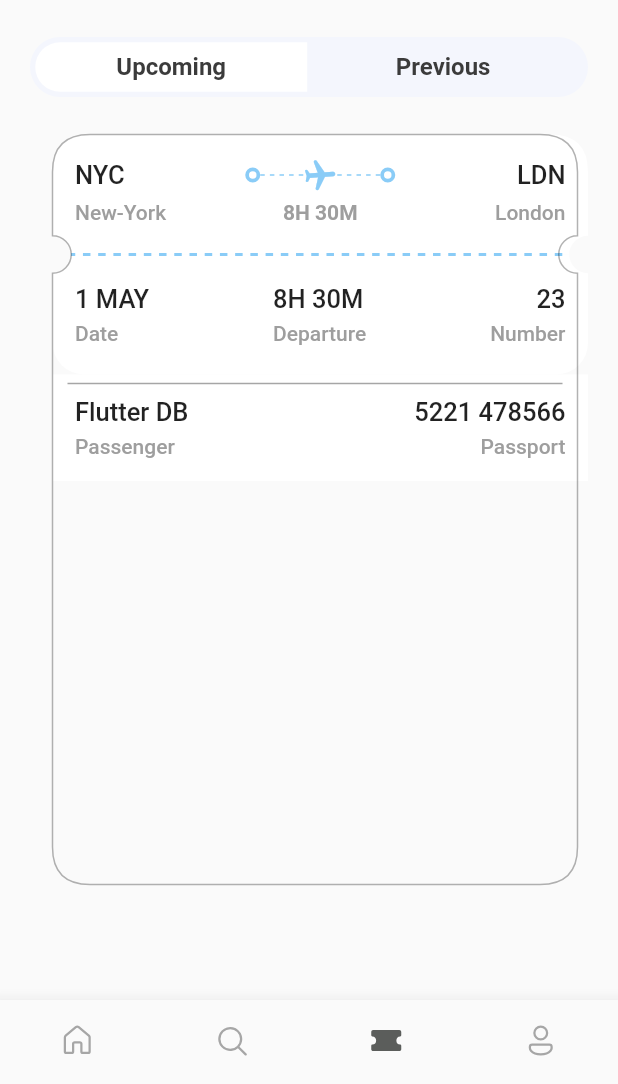
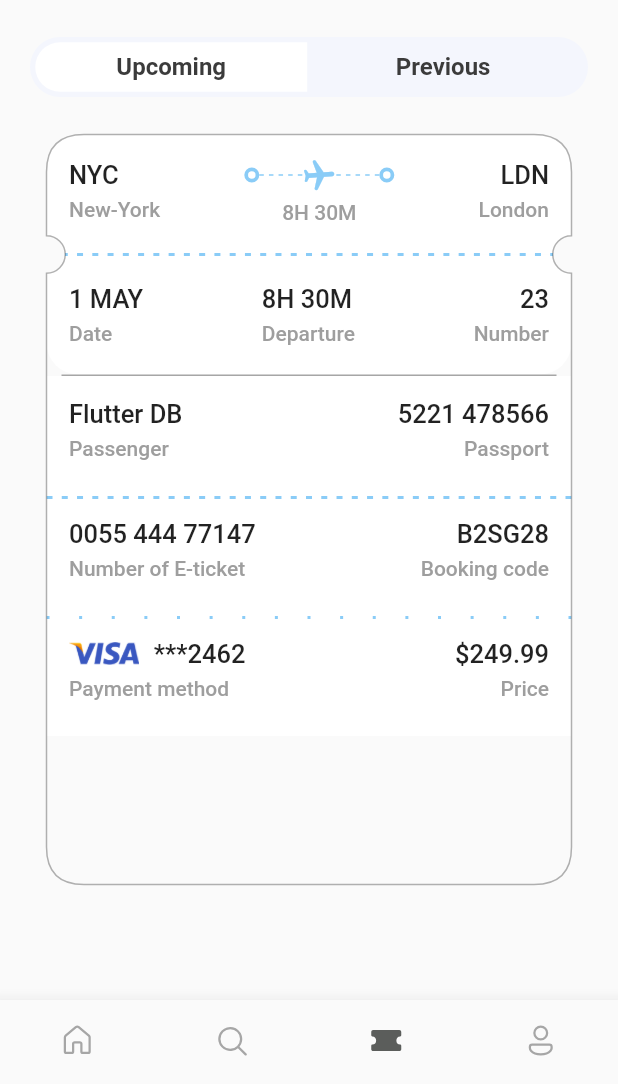
Before and after one commit to sksbkt/booktickets, a Flutter app: the screen it shows after launch, item 3 of the bottom bar chosen, on a phone screen of 412 x 824 dp, the part 152-1236 px from its top. Run offline on Flutter 3.47's test engine with Material 2 defaults, Android fonts, the phone set to English and light mode, and no system bars; our stand-ins replace fluentui_icons, gap.

Commit message:
TODO: ticket_view_widget.dart *still WIP, currently looking for an optimal way to reuse this widget for ticket_view_widget.dart UI fixes: *padding issue with ticket_screen.dart must be fixed now *heights issues with ticket_view_widget.dart while isColored = false must fixed now *ticket_screen.dart ticket_view_widget.dart must be perfectly centered on horizontal axis now
known issues:
*home screen is showing extra ticket parts which supposed to be not visible in this screen
*reusable widgets must be tweaked for performance fixes

```diff
--- a/lib/screens/ticket_screen.dart
+++ b/lib/screens/ticket_screen.dart
@@ -26,7 +26,7 @@ class TicketScreen extends StatelessWidget {
             TicketTabs(tab1Text: AppConstats.UPCOMING_TEXT, tab2Text: AppConstats.PREVIOUS_TEXT),
             Gap(Dimensions.getHeightRatio(25)),
             Container(
-              padding: EdgeInsets.only(left: Dimensions.width15),
+              // padding: EdgeInsets.only(left: Dimensions.width15),
               child: TicketView(
                 ticket: ticketList[0],
                 isColored: false,
--- /dev/null
+++ b/lib/utilities/helpers.dart
@@ -0,0 +1,39 @@
+import 'package:flutter/material.dart';
+import 'package:flutter/rendering.dart';
+
+typedef OnWidgetSizeChange = void Function(Size size);
+
+class MeasureSizeRenderObject extends RenderProxyBox {
+  Size? oldSize;
+  final OnWidgetSizeChange onChange;
+
+  MeasureSizeRenderObject(this.onChange);
+
+  @override
+  void performLayout() {
+    super.performLayout();
+
+    Size newSize = child!.size;
+    if (oldSize == newSize) return;
+
+    oldSize = newSize;
+    WidgetsBinding.instance.addPostFrameCallback((_) {
+      onChange(newSize);
+    });
+  }
+}
+
+class MeasureSize extends SingleChildRenderObjectWidget {
+  final OnWidgetSizeChange onChange;
+
+  const MeasureSize({
+    Key? key,
+    required this.onChange,
+    required Widget child,
+  }) : super(key: key, child: child);
+
+  @override
+  RenderObject createRenderObject(BuildContext context) {
+    return MeasureSizeRenderObject(onChange);
+  }
+}
--- a/lib/widgets/column_layout.dart
+++ b/lib/widgets/column_layout_widget.dart
@@ -3,29 +3,41 @@ import 'package:gap/gap.dart';
 
 import '../theme/app_themes.dart';
 import '../utilities/dimensions.dart';
+import '../utilities/helpers.dart';
+
+typedef CalculatedSize = void Function(Size size);
 
 class AppColumnLayout extends StatelessWidget {
-  final String firstText;
+  final String? firstText;
   final String SecondText;
   final CrossAxisAlignment crossAxisAlignment;
   final bool isColored;
+  final Widget? firstWidget;
+  final CalculatedSize? getSize;
 
   const AppColumnLayout(
       {Key? key,
-      required this.firstText,
+      this.getSize,
+      this.firstText,
       required this.SecondText,
       this.crossAxisAlignment = CrossAxisAlignment.start,
-      this.isColored = true})
+      this.isColored = true,
+      this.firstWidget})
       : super(key: key);
 
   @override
   Widget build(BuildContext context) {
     return Column(
+      // mainAxisAlignment: MainAxisAlignment.spaceBetween,
       crossAxisAlignment: crossAxisAlignment,
       children: [
-        Text(
-          firstText,
-          style: isColored ? AppThemes.headLineStyle3.copyWith(color: Colors.white) : AppThemes.headLineStyle3,
+        MeasureSize(
+          onChange: getSize ?? (size) {},
+          child: firstWidget ??
+              Text(
+                firstText ?? '',
+                style: isColored ? AppThemes.headLineStyle3.copyWith(color: Colors.white) : AppThemes.headLineStyle3,
+              ),
         ),
         Gap(Dimensions.getHeightRatio(5)),
         Text(
--- /dev/null
+++ b/lib/widgets/layout_builder_widget.dart
@@ -0,0 +1,46 @@
+import 'package:flutter/material.dart';
+
+import '../theme/app_themes.dart';
+import '../utilities/dimensions.dart';
+
+class AppLayoutBuilder extends StatelessWidget {
+  ///Cant be lower than 5 or you may get an error
+  final int density;
+  final bool isColored;
+  final double dotThickness;
+  final double dotWidth;
+
+  ///@top value for the @Positioned widget
+  final double top;
+
+  const AppLayoutBuilder(
+      {Key? key, required this.isColored, this.top = 0, this.density = 10, this.dotThickness = 2, this.dotWidth = 4})
+      : super(key: key);
+  @override
+  Widget build(BuildContext context) {
+    return Positioned(
+      width: Dimensions.getWidthRatio(350),
+      top: top,
+      child: Row(
+        children: [
+          Expanded(
+            child: LayoutBuilder(builder: (BuildContext context, BoxConstraints constraints) {
+              return Flex(
+                mainAxisAlignment: MainAxisAlignment.spaceBetween,
+                direction: Axis.horizontal,
+                children: List.generate(
+                    (constraints.constrainWidth() / density).floor(),
+                    (index) => SizedBox(
+                          width: dotWidth,
+                          height: dotThickness,
+                          child: DecoratedBox(
+                              decoration: BoxDecoration(color: isColored ? Colors.white : AppThemes.objectBlueColor)),
+                        )),
+              );
+            }),
+          )
+        ],
+      ),
+    );
+  }
+}
--- a/lib/widgets/ticket_tabs_widget.dart
+++ b/lib/widgets/ticket_tabs_widget.dart
@@ -1,7 +1,6 @@
 import 'package:flutter/material.dart';
 
 import '../theme/app_themes.dart';
-import '../utilities/app_constants.dart';
 import '../utilities/dimensions.dart';
 
 class TicketTabs extends StatelessWidget {
@@ -24,12 +23,6 @@ class TicketTabs extends StatelessWidget {
         children: [
           //airline tickets
           Container(
-            child: Center(
-              child: Text(
-                tab1Text,
-                style: AppThemes.headLineStyle1.copyWith(fontSize: 16),
-              ),
-            ),
             padding: EdgeInsets.symmetric(vertical: Dimensions.getHeightRatio(7)),
             decoration: BoxDecoration(
                 color: Colors.white,
@@ -38,15 +31,15 @@ class TicketTabs extends StatelessWidget {
                   Dimensions.getBorderRatio(50),
                 ))),
             width: Dimensions.screenWidth * .44,
+            child: Center(
+              child: Text(
+                tab1Text,
+                style: AppThemes.headLineStyle1.copyWith(fontSize: 16),
+              ),
+            ),
           ),
           //hotels
           Container(
-            child: Center(
-              child: Text(
-                tab2Text,
-                style: AppThemes.headLineStyle1.copyWith(fontSize: 16),
-              ),
-            ),
             padding: EdgeInsets.symmetric(vertical: Dimensions.getHeightRatio(7)),
             decoration: BoxDecoration(
                 color: Colors.transparent,
@@ -55,6 +48,12 @@ class TicketTabs extends StatelessWidget {
                   Dimensions.getBorderRatio(50),
                 ))),
             width: Dimensions.screenWidth * .44,
+            child: Center(
+              child: Text(
+                tab2Text,
+                style: AppThemes.headLineStyle1.copyWith(fontSize: 16),
+              ),
+            ),
           ),
         ],
       ),
--- a/lib/widgets/ticket_view_widget.dart
+++ b/lib/widgets/ticket_view_widget.dart
@@ -8,7 +8,8 @@ import 'package:flutter/cupertino.dart';
 import 'package:flutter/material.dart';
 import 'package:gap/gap.dart';
 
-import 'column_layout.dart';
+import 'column_layout_widget.dart';
+import 'layout_builder_widget.dart';
 
 class TicketView extends StatelessWidget {
   final Map<String, dynamic> ticket;
@@ -18,12 +19,15 @@ class TicketView extends StatelessWidget {
   @override
   Widget build(BuildContext context) {
     // print(Dimensions.screenWidth * .85);
-    return SizedBox(
+    return Container(
+        alignment: Alignment.center,
         width: Dimensions.getWidthRatio(350),
-        child: Container(
+        child: Stack(
+          children: [
+            Container(
               margin: isColored ? EdgeInsets.only(left: Dimensions.width5 * 2) : EdgeInsets.zero,
-          child: Stack(children: [
-            ClipPath(
+              width: Dimensions.getWidthRatio(350),
+              child: ClipPath(
                 clipBehavior: Clip.antiAlias,
 
                 ///WIP
@@ -52,16 +56,22 @@ class TicketView extends StatelessWidget {
                               Row(
                                 mainAxisAlignment: MainAxisAlignment.spaceBetween,
                                 children: [
-                                SizedBox(
-                                  width: Dimensions.width50 * 2,
-                                  child: Text(
-                                    ticket['from']['code'],
-                                    style: isColored
-                                        ? AppThemes.headLineStyle3.copyWith(color: Colors.white)
-                                        : AppThemes.headLineStyle3,
-                                  ),
-                                ),
-                                Container(
+                                  AppColumnLayout(
+                                      firstText: ticket['from']['code'],
+                                      SecondText: ticket['from']['name'],
+                                      isColored: isColored),
+                                  // SizedBox(
+                                  //   width: Dimensions.width50 * 2,
+                                  //   child: Text(
+                                  //     ticket['from']['code'],
+                                  //     style: isColored
+                                  //         ? AppThemes.headLineStyle3.copyWith(color: Colors.white)
+                                  //         : AppThemes.headLineStyle3,
+                                  //   ),
+                                  // ),
+
+                                  AppColumnLayout(
+                                    firstWidget: Container(
                                       width: Dimensions.width50 * 2,
                                       child: Row(
                                         children: [
@@ -109,50 +119,60 @@ class TicketView extends StatelessWidget {
                                         ],
                                       ),
                                     ),
-                                SizedBox(
-                                  width: Dimensions.width50 * 2,
-                                  child: Text(ticket['to']['code'],
-                                      textAlign: TextAlign.end,
-                                      style: isColored
-                                          ? AppThemes.headLineStyle3.copyWith(
-                                              color: Colors.white,
-                                            )
-                                          : AppThemes.headLineStyle3),
+                                    SecondText: ticket['flying_time'],
+                                    isColored: isColored,
+                                    crossAxisAlignment: CrossAxisAlignment.center,
                                   ),
+                                  AppColumnLayout(
+                                    firstText: ticket['to']['code'],
+                                    SecondText: ticket['to']['name'],
+                                    isColored: isColored,
+                                    crossAxisAlignment: CrossAxisAlignment.end,
+                                  ),
+                                  // SizedBox(
+                                  //   width: Dimensions.width50 * 2,
+                                  //   child: Text(ticket['to']['code'],
+                                  //       textAlign: TextAlign.end,
+                                  //       style: isColored
+                                  //           ? AppThemes.headLineStyle3.copyWith(
+                                  //               color: Colors.white,
+                                  //             )
+                                  //           : AppThemes.headLineStyle3),
+                                  // ),
                                 ],
                               ),
-                            Gap(Dimensions.height5),
-                            Row(
-                              mainAxisAlignment: MainAxisAlignment.spaceBetween,
-                              children: [
-                                SizedBox(
-                                  width: Dimensions.width50 * 2,
-                                  child: Text(
-                                    ticket['from']['name'],
-                                    style: isColored
-                                        ? AppThemes.headLineStyle4.copyWith(color: Colors.white)
-                                        : AppThemes.headLineStyle4,
-                                  ),
-                                ),
-                                Text(
-                                  ticket['flying_time'],
-                                  style: isColored
-                                      ? AppThemes.headLineStyle4
-                                          .copyWith(color: Colors.white, fontWeight: FontWeight.w700)
-                                      : AppThemes.headLineStyle4.copyWith(fontWeight: FontWeight.w700),
-                                ),
-                                SizedBox(
-                                  width: Dimensions.width50 * 2,
-                                  child: Text(
-                                    ticket['to']['name'],
-                                    textAlign: TextAlign.end,
-                                    style: isColored
-                                        ? AppThemes.headLineStyle4.copyWith(color: Colors.white)
-                                        : AppThemes.headLineStyle4,
-                                  ),
-                                ),
-                              ],
-                            ),
+                              // Gap(Dimensions.height5),
+                              // Row(
+                              //   mainAxisAlignment: MainAxisAlignment.spaceBetween,
+                              //   children: [
+                              //     SizedBox(
+                              //       width: Dimensions.width50 * 2,
+                              //       child: Text(
+                              //         ticket['from']['name'],
+                              //         style: isColored
+                              //             ? AppThemes.headLineStyle4.copyWith(color: Colors.white)
+                              //             : AppThemes.headLineStyle4,
+                              //       ),
+                              //     ),
+                              //     Text(
+                              //       ticket['flying_time'],
+                              //       style: isColored
+                              //           ? AppThemes.headLineStyle4
+                              //               .copyWith(color: Colors.white, fontWeight: FontWeight.w700)
+                              //           : AppThemes.headLineStyle4.copyWith(fontWeight: FontWeight.w700),
+                              //     ),
+                              //     SizedBox(
+                              //       width: Dimensions.width50 * 2,
+                              //       child: Text(
+                              //         ticket['to']['name'],
+                              //         textAlign: TextAlign.end,
+                              //         style: isColored
+                              //             ? AppThemes.headLineStyle4.copyWith(color: Colors.white)
+                              //             : AppThemes.headLineStyle4,
+                              //       ),
+                              //     ),
+                              //   ],
+                              // ),
                             ],
                           )),
                       //red part of ticket
@@ -200,7 +220,15 @@ class TicketView extends StatelessWidget {
                           ],
                         ),
                       ),
+                      const Divider(
+                        color: AppThemes.unselectedColor,
+                        thickness: 1,
+                        height: 1,
+                        indent: 10,
+                        endIndent: 10,
+                      ),
                       Container(
+                        height: Dimensions.getHeightRatio(80),
                         color: Colors.white,
                         padding: EdgeInsets.all(Dimensions.width15),
                         child: Row(mainAxisAlignment: MainAxisAlignment.spaceBetween, children: [
@@ -216,45 +244,106 @@ class TicketView extends StatelessWidget {
                             isColored: isColored,
                           ),
                         ]),
-                    )
+                      ),
+
+                      Stack(
+                        children: [
+                          Container(
+                            height: Dimensions.getHeightRatio(80),
+                            color: Colors.white,
+                            padding: EdgeInsets.all(Dimensions.width15),
+                            child: Row(mainAxisAlignment: MainAxisAlignment.spaceBetween, children: [
+                              AppColumnLayout(
+                                firstText: '0055 444 77147',
+                                SecondText: 'Number of E-ticket',
+                                isColored: isColored,
+                                getSize: (s) {
+                                  print('Size: ${s.toString()}');
+                                },
+                              ),
+                              AppColumnLayout(
+                                firstText: 'B2SG28',
+                                SecondText: 'Booking code',
+                                crossAxisAlignment: CrossAxisAlignment.end,
+                                isColored: isColored,
+                              ),
+                            ]),
+                          ),
+                          AppLayoutBuilder(
+                            isColored: isColored,
+                            density: 10,
+                            top: 0,
+                          ),
                         ],
                       ),
-                //Cutting dots
-                Positioned(
-                  width: Dimensions.getWidthRatio(350),
-                  top: Dimensions.height10 * 8 - (Dimensions.height1 * 2) / 2,
+                      Stack(
+                        children: [
+                          Container(
+                            height: Dimensions.getHeightRatio(80),
+                            color: Colors.white,
+                            padding: EdgeInsets.all(Dimensions.width15),
+                            child: Row(mainAxisAlignment: MainAxisAlignment.spaceBetween, children: [
+                              AppColumnLayout(
+                                crossAxisAlignment: CrossAxisAlignment.start,
+                                firstWidget: Container(
+                                  alignment: Alignment.centerLeft,
                                   child: Row(
+                                    mainAxisAlignment: MainAxisAlignment.spaceBetween,
                                     children: [
-                      Expanded(
-                        child: LayoutBuilder(builder: (BuildContext context, BoxConstraints constraints) {
-                          return Flex(
-                            mainAxisAlignment: MainAxisAlignment.spaceBetween,
-                            direction: Axis.horizontal,
-                            children: List.generate(
-                                (constraints.constrainWidth() / 10).floor(),
-                                (index) => SizedBox(
-                                      width: Dimensions.width5,
-                                      height: Dimensions.height1 * 2,
-                                      child: DecoratedBox(
-                                          decoration: BoxDecoration(
-                                              color: isColored ? Colors.white : AppThemes.objectBlueColor)),
-                                    )),
-                          );
-                        }),
+                                      Image.asset(
+                                        'assets/images/visa.png',
+                                        scale: 11,
+                                      ),
+                                      Gap(
+                                        Dimensions.getWidthRatio(10),
+                                      ),
+                                      Text(
+                                        '***2462',
+                                        style: AppThemes.headLineStyle3,
                                       )
                                     ],
                                   ),
                                 ),
-                Positioned(
-                    width: Dimensions.getWidthRatio(350),
-                    top: (Dimensions.height10 * 8 - (Dimensions.height1 * 2) / 2) * 2,
-                    child: Divider(
-                      color: AppThemes.unselectedColor,
-                      thickness: 1,
-                      indent: 10,
-                      endIndent: 10,
-                    )),
+                                SecondText: 'Payment method',
+                                isColored: isColored,
+                              ),
+                              AppColumnLayout(
+                                firstText: '\$249.99',
+                                SecondText: 'Price',
+                                crossAxisAlignment: CrossAxisAlignment.end,
+                                isColored: isColored,
+                              ),
                             ]),
+                          ),
+                          AppLayoutBuilder(
+                            isColored: isColored,
+                            dotThickness: 2,
+                            dotWidth: 2,
+                            density: 20,
+                            top: 0,
+                          ),
+                        ],
+                      ),
+                    ],
+                  ),
+                  // Cutting dots
+                  //TODO: we are gonna use a more optimal way to put this widget in the correct position in the app body
+                  AppLayoutBuilder(
+                    isColored: isColored,
+                    top: Dimensions.height10 * 8 - (Dimensions.height1 * 2) / 2,
+                  ),
+
+                  // Positioned(
+                  //     width: Dimensions.getWidthRatio(350),
+                  //     top: (Dimensions.height10 * 8 - (Dimensions.height1 * 2) / 2) * 2,
+                  //     child: Divider(
+                  //       color: AppThemes.unselectedColor,
+                  //       thickness: 1,
+                  //       indent: 10,
+                  //       endIndent: 10,
+                  //     )),
+                ]),
+              ),
             ),
             !isColored
                 ?
@@ -270,7 +359,7 @@ class TicketView extends StatelessWidget {
                         circleHeight: Dimensions.height10 * 8,
                         color: Colors.black.withOpacity(.3)))
                 : Container(),
-          ]),
+          ],
         ));
   }
 }
```
Lines whose indentation alone changed are shown as unchanged.
